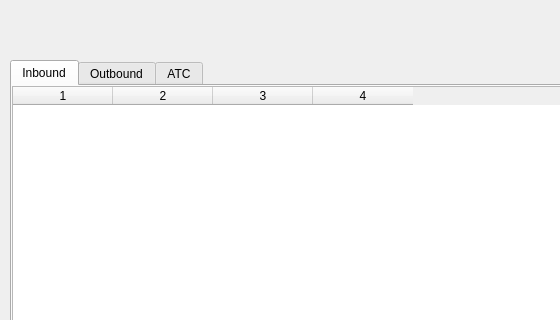
Qt form source/ui/resources/airportdetailswindow.ui (Vatsinator/vatsinator-legacy) before a commit; both pictures show x 0 to 560 and y 0 to 320 of the 800 by 500 pixel window.
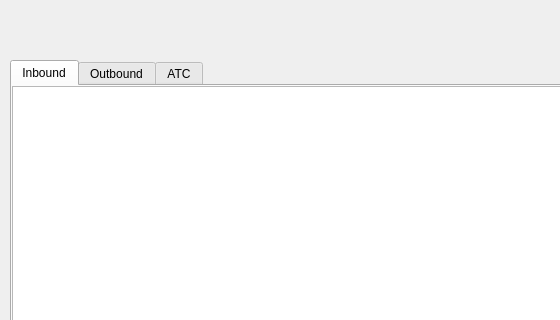
The same form after that commit. Icons and pictures are not drawn.

Commit message: Data model changes. - As for VatsimDataHandler, AirportObject and Fir: no more vectors - changed to TableModels; - TableModels are: AirportTableModel, ControllerTableModel, FlightTableModel; - TableWidgets changed to TableViews (AirportDetailsWindow, FirDetailsWindow, FlightsListWindow); - planes icons are now loaded from "pixmaps" directory; - DetailsButton and ShowPilotButton removed, added ClientDetailsButton instead; - as for Windows: showWindow() methods renamed just to show(); - planes pixmaps renewed.

Diff of the .ui file:
```diff
--- a/source/ui/resources/airportdetailswindow.ui
+++ b/source/ui/resources/airportdetailswindow.ui
@@ -60,7 +60,7 @@
     <attribute name="title">
      <string>Inbound</string>
     </attribute>
-    <widget class="QTableWidget" name="InboundTable">
+    <widget class="QTableView" name="InboundTable">
      <property name="geometry">
       <rect>
        <x>0</x>
@@ -96,28 +96,18 @@
      <property name="gridStyle">
       <enum>Qt::NoPen</enum>
      </property>
+     <property name="sortingEnabled">
+      <bool>false</bool>
+     </property>
      <property name="wordWrap">
       <bool>false</bool>
      </property>
-     <property name="columnCount">
-      <number>4</number>
-     </property>
-     <attribute name="horizontalHeaderVisible">
-      <bool>true</bool>
-     </attribute>
-     <attribute name="horizontalHeaderCascadingSectionResizes">
-      <bool>false</bool>
-     </attribute>
-     <attribute name="horizontalHeaderDefaultSectionSize">
-      <number>100</number>
-     </attribute>
      <attribute name="verticalHeaderVisible">
       <bool>false</bool>
      </attribute>
-     <column/>
-     <column/>
-     <column/>
-     <column/>
+     <attribute name="verticalHeaderDefaultSectionSize">
+      <number>25</number>
+     </attribute>
     </widget>
    </widget>
    <widget class="QWidget" name="tab_2">
```
Left out of the diff: 54 changed lines with no effect on the pictures. The commit also changes 59 other files.
